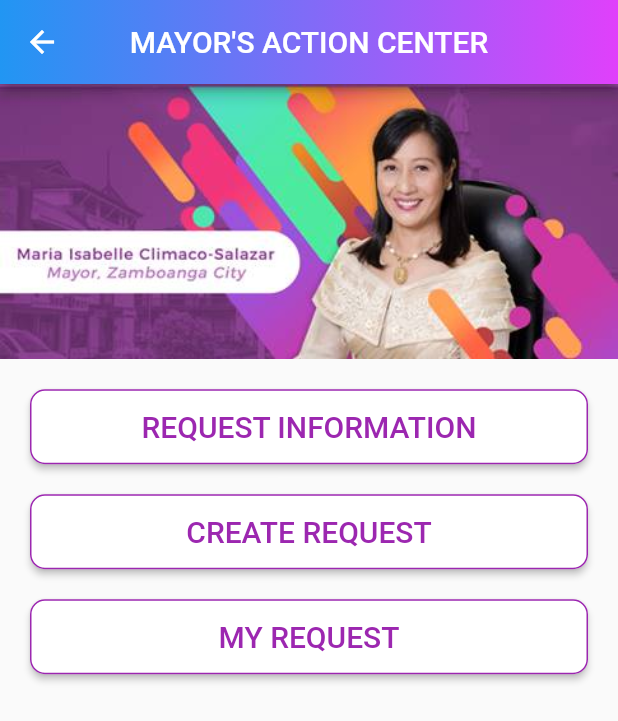
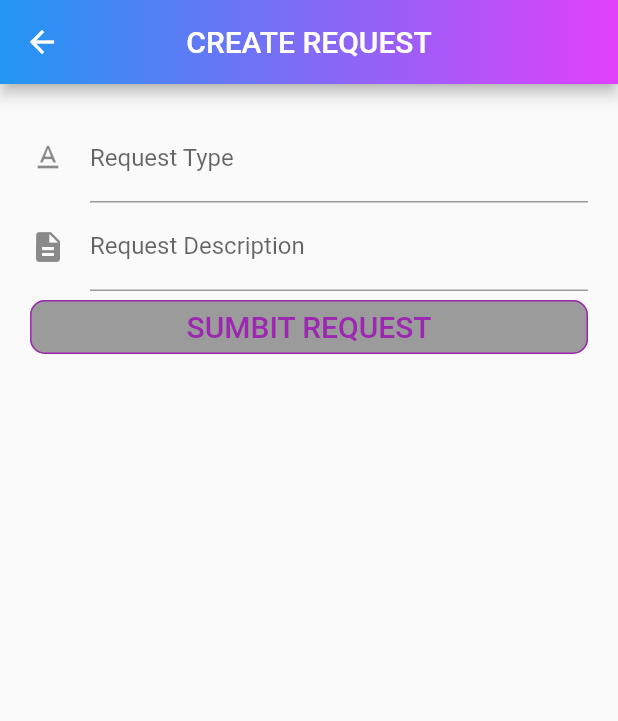
Before and after one commit to JHNLWHD/zc_mobile_app, a Flutter app: the MayorsActionCenterMenuPage screen opened directly, after a tap on "CREATE REQUEST", on a phone screen of 412 x 824 dp. Shown: the top 721 px of the screen. Run offline on Flutter 3.47's test engine with Material 2 defaults, Android fonts, the phone set to English and light mode, and no system bars; our stand-ins replace bloc, equatable, firebase_auth, flutter_bloc, font_awesome_flutter, google_sign_in and 2 more; accounts and stored records are empty.

Commit message:
:sparkles: Create Request UI done

```diff
--- /dev/null
+++ b/lib/presentation/blocs/mayors_action_center/create_request/create_request.dart
@@ -0,0 +1,3 @@
+export 'create_request_bloc.dart';
+export 'create_request_event.dart';
+export 'create_request_state.dart';
--- /dev/null
+++ b/lib/presentation/blocs/mayors_action_center/create_request/create_request_event.dart
@@ -0,0 +1,53 @@
+import 'package:equatable/equatable.dart';
+import 'package:meta/meta.dart';
+
+abstract class CreateRequestEvent extends Equatable {
+  const CreateRequestEvent();
+
+  @override
+  List<Object> get props => [];
+}
+
+class RequestTypeChanged extends CreateRequestEvent {
+  final String requestType;
+
+  const RequestTypeChanged({@required this.requestType});
+
+  @override
+  List<Object> get props => [requestType];
+
+  @override
+  String toString() => 'RequestTypeChanged { requestType :$requestType }';
+}
+
+class RequestDescriptionChanged extends CreateRequestEvent {
+  final String requestDescription;
+
+  const RequestDescriptionChanged({@required this.requestDescription});
+
+  @override
+  List<Object> get props => [requestDescription];
+
+  @override
+  String toString() => 'RequestDescriptionChangedChanged { requestDescription: $requestDescription }';
+}
+
+class Submitted extends CreateRequestEvent {
+  final String requestType;
+  final String requestDescription;
+
+  const Submitted({
+    @required this.requestType,
+    @required this.requestDescription,
+  });
+
+  @override
+  List<Object> get props => [requestType, requestDescription];
+
+  @override
+  String toString() {
+    return 'Submitted { requestType: $requestType, requestDescription: $requestDescription }';
+  }
+}
+
+class Success extends CreateRequestEvent {}
--- /dev/null
+++ b/lib/presentation/blocs/mayors_action_center/create_request/create_request_state.dart
@@ -0,0 +1,101 @@
+import 'package:meta/meta.dart';
+
+@immutable
+class CreateRequestState {
+  final bool isRequestTypeValid;
+  final bool isRequestDescriptionValid;
+  final bool isSubmitting;
+  final bool isSuccess;
+  final bool isFailure;
+
+  bool get isFormValid => isRequestTypeValid && isRequestDescriptionValid;
+
+  CreateRequestState({
+    @required this.isRequestTypeValid,
+    @required this.isRequestDescriptionValid,
+    @required this.isSubmitting,
+    @required this.isSuccess,
+    @required this.isFailure,
+  });
+
+  factory CreateRequestState.empty() {
+    return CreateRequestState(
+      isRequestTypeValid: true,
+      isRequestDescriptionValid: true,
+      isSubmitting: false,
+      isSuccess: false,
+      isFailure: false,
+    );
+  }
+
+  factory CreateRequestState.loading() {
+    return CreateRequestState(
+      isRequestTypeValid: true,
+      isRequestDescriptionValid: true,
+      isSubmitting: true,
+      isSuccess: false,
+      isFailure: false,
+    );
+  }
+
+  factory CreateRequestState.failure() {
+    return CreateRequestState(
+      isRequestTypeValid: true,
+      isRequestDescriptionValid: true,
+      isSubmitting: false,
+      isSuccess: false,
+      isFailure: true,
+    );
+  }
+
+  factory CreateRequestState.success() {
+    return CreateRequestState(
+      isRequestTypeValid: true,
+      isRequestDescriptionValid: true,
+      isSubmitting: false,
+      isSuccess: true,
+      isFailure: false,
+    );
+  }
+
+  CreateRequestState update({
+    bool isRequestTypeValid,
+    bool isRequestDescriptionValid,
+  }) {
+    return copyWith(
+      isRequestTypeValid: isRequestTypeValid,
+      isRequestDescriptionValid: isRequestDescriptionValid,
+      isSubmitting: false,
+      isSuccess: false,
+      isFailure: false,
+    );
+  }
+
+  CreateRequestState copyWith({
+    bool isRequestTypeValid,
+    bool isRequestDescriptionValid,
+    bool isSubmitEnabled,
+    bool isSubmitting,
+    bool isSuccess,
+    bool isFailure,
+  }) {
+    return CreateRequestState(
+      isRequestTypeValid: isRequestTypeValid ?? this.isRequestTypeValid,
+      isRequestDescriptionValid: isRequestDescriptionValid ?? this.isRequestDescriptionValid,
+      isSubmitting: isSubmitting ?? this.isSubmitting,
+      isSuccess: isSuccess ?? this.isSuccess,
+      isFailure: isFailure ?? this.isFailure,
+    );
+  }
+
+  @override
+  String toString() {
+    return '''CreateRequestState {
+      isRequestTypeValid: $isRequestTypeValid,
+      isRequestDescriptionValid: $isRequestDescriptionValid,
+      isSubmitting: $isSubmitting,
+      isSuccess: $isSuccess,
+      isFailure: $isFailure,
+    }''';
+  }
+}
--- a/lib/presentation/pages/mayors_action_center/create_request_page.dart
+++ b/lib/presentation/pages/mayors_action_center/create_request_page.dart
@@ -0,0 +1,25 @@
+import 'package:flutter/material.dart';
+import 'package:flutter_bloc/flutter_bloc.dart';
+import 'package:gradient_app_bar/gradient_app_bar.dart';
+import 'package:zc_mobile_app/presentation/blocs/mayors_action_center/create_request/create_request.dart';
+import 'package:zc_mobile_app/presentation/widgets/mayors_action_center/create_request/create_request_form.dart';
+
+class CreateRequestPage extends StatelessWidget {
+
+  @override
+  Widget build(BuildContext context) {
+    return Scaffold(
+      appBar: GradientAppBar(
+        title: Text('Create Request'.toUpperCase()),
+        centerTitle: true,
+        gradient: LinearGradient(colors: [Colors.blue, Colors.purpleAccent]),
+      ),
+      body: BlocProvider<CreateRequestBloc>(
+        builder: (context) => CreateRequestBloc(),
+        child: Container(
+          child: CreateRequestForm(),
+        ),
+      ),
+    );
+  }
+}
--- a/lib/presentation/utils/validators.dart
+++ b/lib/presentation/utils/validators.dart
@@ -5,6 +5,13 @@ class Validators {
   static final RegExp _passwordRegExp = RegExp(
     r'^(?=.*[A-Za-z])(?=.*\d)[A-Za-z\d]{8,}$',
   );
+  static final RegExp _requestTypeRegExp = RegExp(
+    r'^(?=.*[A-Za-z])(?=.*\d)[A-Za-z\d]{8,}$',
+  );
+  static final RegExp _requestDecriptionRegExp = RegExp(
+    r'^(?=.*[A-Za-z])(?=.*\d)[A-Za-z\d]{8,}$',
+  );
+
 
   static isValidEmail(String email) {
     return _emailRegExp.hasMatch(email);
@@ -13,4 +20,12 @@ class Validators {
   static isValidPassword(String password) {
     return _passwordRegExp.hasMatch(password);
   }
+
+  static isValidRequestType(String requestType) {
+    return _requestTypeRegExp.hasMatch(requestType);
+  }
+
+  static isValidRequestDescription(String requestDescription) {
+    return _requestDecriptionRegExp.hasMatch(requestDescription);
+  }
 }
--- /dev/null
+++ b/lib/presentation/widgets/mayors_action_center/create_request/create_request_form.dart
@@ -0,0 +1,144 @@
+import 'package:flutter/material.dart';
+import 'package:flutter_bloc/flutter_bloc.dart';
+import 'package:zc_mobile_app/presentation/blocs/mayors_action_center/create_request/create_request.dart';
+import 'package:zc_mobile_app/presentation/widgets/common/custom_button.dart';
+
+class CreateRequestForm extends StatefulWidget {
+  State<CreateRequestForm> createState() => _CreateRequestFormState();
+}
+
+class _CreateRequestFormState extends State<CreateRequestForm> {
+  final TextEditingController _requestTypeController = TextEditingController();
+  final TextEditingController _requestDescriptionController = TextEditingController();
+
+  CreateRequestBloc _createRequestBloc;
+
+  bool get isPopulated =>
+      _requestTypeController.text.isNotEmpty && _requestDescriptionController.text.isNotEmpty;
+
+  bool isCreateRequestButtonEnabled(CreateRequestState state) {
+    return state.isFormValid && isPopulated && !state.isSubmitting;
+  }
+
+  @override
+  void initState() {
+    super.initState();
+    _createRequestBloc = BlocProvider.of<CreateRequestBloc>(context);
+    _requestTypeController.addListener(_onRequestTypeChanged);
+    _requestDescriptionController.addListener(_onRequestDescriptionChanged);
+  }
+
+  @override
+  Widget build(BuildContext context) {
+    return BlocListener<CreateRequestBloc, CreateRequestState>(
+      listener: (context, state) {
+        if (state.isSubmitting) {
+          Scaffold.of(context)
+            ..hideCurrentSnackBar()
+            ..showSnackBar(
+              SnackBar(
+                content: Row(
+                  mainAxisAlignment: MainAxisAlignment.spaceBetween,
+                  children: [
+                    Text('CreateRequesting...'),
+                    CircularProgressIndicator(),
+                  ],
+                ),
+              ),
+            );
+        }
+        if (state.isSuccess) {
+          BlocProvider.of<CreateRequestBloc>(context).add(Success());
+          Navigator.of(context).pop();
+        }
+        if (state.isFailure) {
+          Scaffold.of(context)
+            ..hideCurrentSnackBar()
+            ..showSnackBar(
+              SnackBar(
+                content: Row(
+                  mainAxisAlignment: MainAxisAlignment.spaceBetween,
+                  children: [
+                    Text('Submitting Failure'),
+                    Icon(Icons.error),
+                  ],
+                ),
+                backgroundColor: Colors.red,
+              ),
+            );
+        }
+      },
+      child: BlocBuilder<CreateRequestBloc, CreateRequestState>(
+        builder: (context, state) {
+          return Padding(
+            padding: EdgeInsets.all(20),
+            child: Form(
+              child: ListView(
+                children: <Widget>[
+                  TextFormField(
+                    controller: _requestTypeController,
+                    decoration: InputDecoration(
+                      icon: Icon(Icons.text_format),
+                      labelText: 'Request Type',
+                    ),
+                    autocorrect: false,
+                    autovalidate: true,
+                    validator: (_) {
+                      return !state.isRequestTypeValid ? 'Invalid Request Type' : null;
+                    },
+                  ),
+                  TextFormField(
+                    controller: _requestDescriptionController,
+                    decoration: InputDecoration(
+                      icon: Icon(Icons.description),
+                      labelText: 'Request Description',
+                    ),
+                    obscureText: true,
+                    autocorrect: false,
+                    autovalidate: true,
+                    validator: (_) {
+                      return !state.isRequestDescriptionValid ? 'Invalid Request Description' : null;
+                    },
+                  ),
+                  CustomButton(title: "Sumbit Request",
+                    onPressed: isCreateRequestButtonEnabled(state)
+                        ? _onFormSubmitted
+                        : null,
+                  ),
+                ],
+              ),
+            ),
+          );
+        },
+      ),
+    );
+  }
+
+  @override
+  void dispose() {
+    _requestTypeController.dispose();
+    _requestDescriptionController.dispose();
+    super.dispose();
+  }
+
+  void _onRequestTypeChanged() {
+    _createRequestBloc.add(
+      RequestTypeChanged(requestType: _requestTypeController.text),
+    );
+  }
+
+  void _onRequestDescriptionChanged() {
+    _createRequestBloc.add(
+      RequestDescriptionChanged(requestDescription: _requestDescriptionController.text),
+    );
+  }
+
+  void _onFormSubmitted() {
+    _createRequestBloc.add(
+      Submitted(
+        requestType: _requestTypeController.text,
+        requestDescription: _requestDescriptionController.text,
+      ),
+    );
+  }
+}
--- a/lib/presentation/widgets/mayors_action_center/menu/menu_form.dart
+++ b/lib/presentation/widgets/mayors_action_center/menu/menu_form.dart
@@ -1,6 +1,7 @@
 import 'package:flutter/material.dart';
 import 'package:flutter_bloc/flutter_bloc.dart';
 import 'package:zc_mobile_app/presentation/blocs/mayors_action_center/menu/menu.dart';
+import 'package:zc_mobile_app/presentation/pages/mayors_action_center/create_request_page.dart';
 import 'package:zc_mobile_app/presentation/pages/mayors_action_center/my_request_page.dart';
 import 'package:zc_mobile_app/presentation/pages/mayors_action_center/request_information_page.dart';
 import 'package:zc_mobile_app/presentation/widgets/common/custom_button.dart';
@@ -87,7 +88,11 @@ class _MenuFormState extends State<MenuForm> {
                     child: CustomButton(
                       title: 'Create Request',
                       onPressed: () {
-
+                        Navigator.of(context).push(
+                          MaterialPageRoute(builder: (context) {
+                            return CreateRequestPage();
+                          }),
+                        );
                       },
                     ),
                   )
```
Also changed, not shown: lib/presentation/blocs/mayors_action_center/create_request/create_request_bloc.dart (added, +66 -0 lines), lib/user_repository/request_repository.dart (added).
